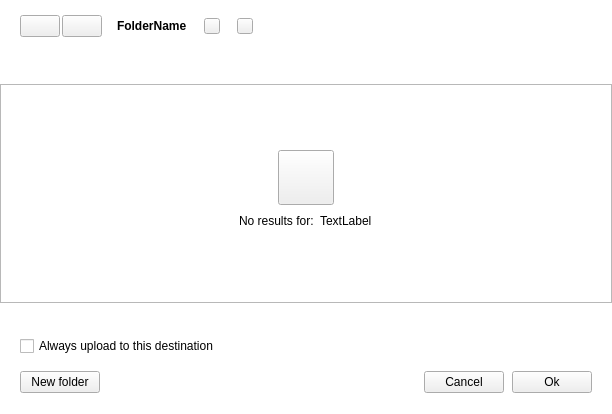
The window that src/MEGASync/node_selector/gui/ui/NodeSelectorTreeViewWidget.ui (meganz/MEGAsync) describes before a commit, drawn with Qt 5.
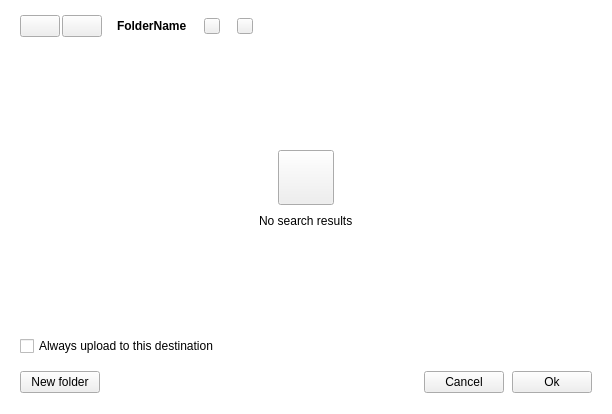
The same window after the commit. The open tabs and pages were chosen to show the change. Icons and pictures are not drawn. Custom widgets are drawn as their Qt base class.

Commit message: Tokenizing search and tab selectors

The edit to the form file:
```diff
--- a/src/MEGASync/node_selector/gui/ui/NodeSelectorTreeViewWidget.ui
+++ b/src/MEGASync/node_selector/gui/ui/NodeSelectorTreeViewWidget.ui
@@ -579,11 +579,14 @@
           <item>
            <widget class="QFrame" name="frame">
             <property name="frameShape">
-             <enum>QFrame::StyledPanel</enum>
+             <enum>QFrame::NoFrame</enum>
             </property>
             <property name="frameShadow">
              <enum>QFrame::Plain</enum>
             </property>
+            <property name="lineWidth">
+             <number>0</number>
+            </property>
             <layout class="QVBoxLayout" name="verticalLayout">
              <property name="spacing">
               <number>0</number>
@@ -630,14 +633,7 @@
                 <item alignment="Qt::AlignRight">
                  <widget class="QLabel" name="textLabel">
                   <property name="text">
-                   <string>No results for:</string>
-                  </property>
-                 </widget>
-                </item>
-                <item alignment="Qt::AlignLeft">
-                 <widget class="QLabel" name="searchNotFoundText">
-                  <property name="text">
-                   <string notr="true">TextLabel</string>
+                   <string>No search results</string>
                   </property>
                  </widget>
                 </item>
```
The commit also changes 9 other files.
